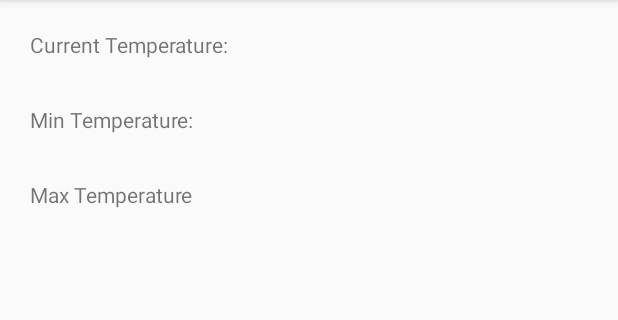
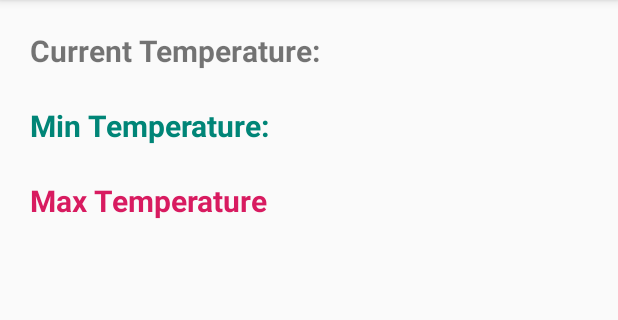
Before and after one commit to SinaDeyhim/AndroidLabs, an Android app: the layout activity_weather_forecast.xml on its own in the app's theme, with its tools: preview values and no code run, on a phone screen of 412 x 824 dp, the part 84-404 px from its top. Run offline under Robolectric (Android 15) with nearby library versions, the phone set to English and light mode, and no system bars.

Commit message:
lab6 half way

```diff
--- a/app/src/main/res/layout/activity_weather_forecast.xml
+++ b/app/src/main/res/layout/activity_weather_forecast.xml
@@ -20,6 +20,8 @@
 
     <TextView
         android:id="@+id/currentT"
+        android:textSize="20dp"
+        android:textStyle="bold"
         android:layout_width="wrap_content"
         android:layout_height="wrap_content"
         android:layout_row="0"
@@ -32,6 +34,9 @@
 
     <TextView
         android:id="@+id/minT"
+        android:textColor="@color/colorPrimary"
+        android:textSize="20dp"
+        android:textStyle="bold"
         android:layout_width="wrap_content"
         android:layout_height="wrap_content"
         android:layout_alignParentStart="true"
@@ -43,7 +48,10 @@
     <TextView
         android:id="@+id/maxT"
         android:layout_width="wrap_content"
+        android:textSize="20dp"
+        android:textColor="@color/colorAccent"
         android:layout_height="wrap_content"
+        android:textStyle="bold"
         android:layout_alignParentStart="true"
         android:layout_alignParentTop="true"
         android:layout_marginTop="120dp"
@@ -53,12 +61,15 @@
     <ProgressBar
         android:id="@+id/progressBar2"
         style="?android:attr/progressBarStyleHorizontal"
-        android:layout_width="wrap_content"
-        android:layout_height="wrap_content"
+        android:layout_width="358dp"
+        android:layout_height="50dp"
         android:layout_alignParentTop="true"
-        android:layout_marginTop="223dp"
-        android:visibility="invisible"
-        android:layout_toEndOf="@+id/currentT" />
+        android:layout_marginStart="-168dp"
+        android:layout_marginTop="299dp"
+        android:layout_toEndOf="@+id/currentT"
+        android:max="100"
+        android:progress="1"
+        android:visibility="invisible" />
 
 
 </RelativeLayout>
```
Also changed, not shown: app/src/main/java/com/example/sdeyh/androidlabs/WeatherForecast.java (+38 -48 lines).
